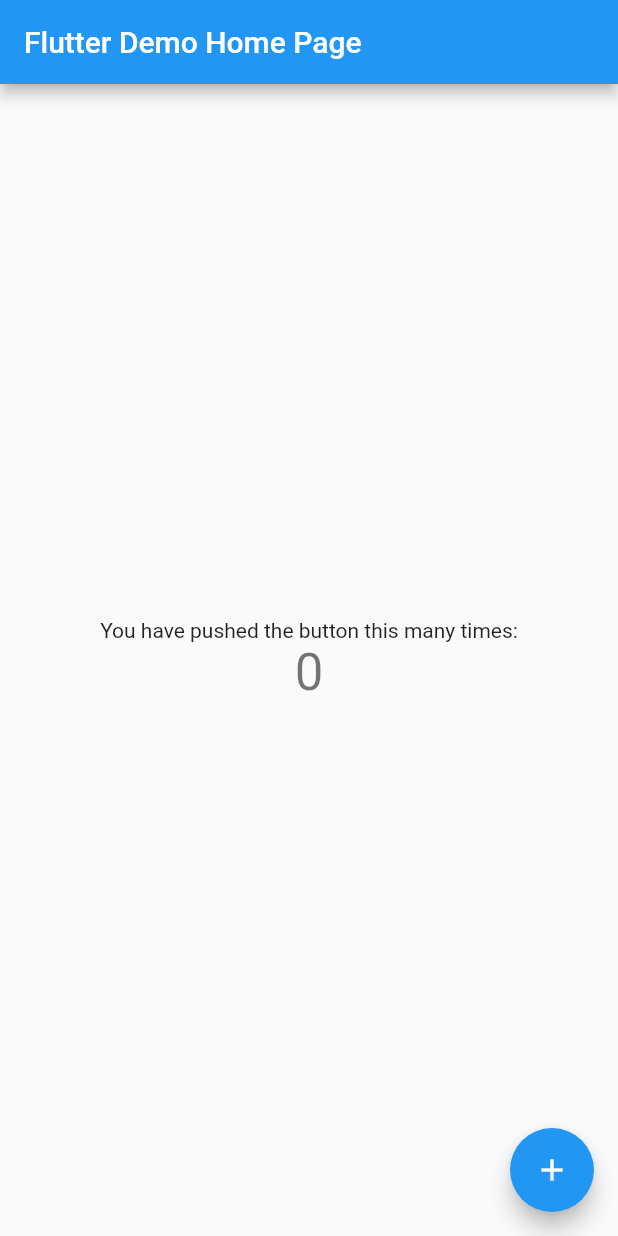
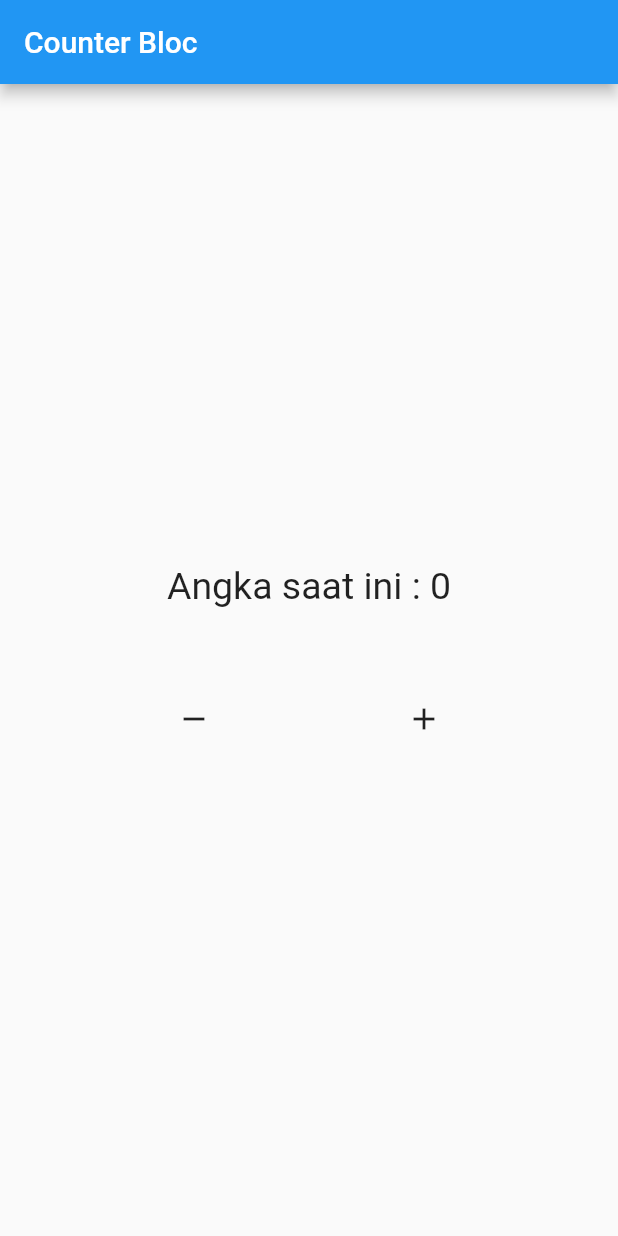
Before and after one commit to Piqri/flutter_learning, a Flutter app: the screen it shows after launch, on a phone screen of 412 x 824 dp. Run offline on Flutter 3.47's test engine with Material 2 defaults, Android fonts, the phone set to English and light mode, and no system bars.

Commit message:
bloc example

```diff
--- /dev/null
+++ b/bloc/bloc_example/lib/bloc/counter.dart
@@ -0,0 +1,31 @@
+import 'dart:async';
+
+class CounterBloc {
+  int _counter = 0;
+  int get counter => _counter;
+
+  StreamController _inputController = StreamController();
+  StreamSink get sinkInput => _inputController.sink;
+
+  StreamController _outputController = StreamController();
+  StreamSink get _sinkOutput => _outputController.sink;
+
+  Stream get output => _outputController.stream;
+
+  CounterBloc() {
+    _inputController.stream.listen(
+      (event) {
+        if (event == 'add') {
+          _counter++;
+        } else {
+          _counter--;
+        }
+        _sinkOutput.add(_counter);
+      },
+    );
+  }
+  void dispose() {
+    _inputController.close();
+    _outputController.close();
+  }
+}
--- a/bloc/bloc_example/lib/main.dart
+++ b/bloc/bloc_example/lib/main.dart
@@ -1,3 +1,4 @@
+import 'package:bloc_example/bloc/counter.dart';
 import 'package:flutter/material.dart';
 
 void main() {
@@ -7,109 +8,67 @@ void main() {
 class MyApp extends StatelessWidget {
   const MyApp({super.key});
 
-  // This widget is the root of your application.
   @override
   Widget build(BuildContext context) {
     return MaterialApp(
-      title: 'Flutter Demo',
-      theme: ThemeData(
-        // This is the theme of your application.
-        //
-        // Try running your application with "flutter run". You'll see the
-        // application has a blue toolbar. Then, without quitting the app, try
-        // changing the primarySwatch below to Colors.green and then invoke
-        // "hot reload" (press "r" in the console where you ran "flutter run",
-        // or simply save your changes to "hot reload" in a Flutter IDE).
-        // Notice that the counter didn't reset back to zero; the application
-        // is not restarted.
-        primarySwatch: Colors.blue,
-      ),
-      home: const MyHomePage(title: 'Flutter Demo Home Page'),
+      home: HomePage(),
     );
   }
 }
 
-class MyHomePage extends StatefulWidget {
-  const MyHomePage({super.key, required this.title});
-
-  // This widget is the home page of your application. It is stateful, meaning
-  // that it has a State object (defined below) that contains fields that affect
-  // how it looks.
-
-  // This class is the configuration for the state. It holds the values (in this
-  // case the title) provided by the parent (in this case the App widget) and
-  // used by the build method of the State. Fields in a Widget subclass are
-  // always marked "final".
-
-  final String title;
-
+class HomePage extends StatefulWidget {
   @override
-  State<MyHomePage> createState() => _MyHomePageState();
+  State<HomePage> createState() => _HomePageState();
 }
 
-class _MyHomePageState extends State<MyHomePage> {
-  int _counter = 0;
-
-  void _incrementCounter() {
-    setState(() {
-      // This call to setState tells the Flutter framework that something has
-      // changed in this State, which causes it to rerun the build method below
-      // so that the display can reflect the updated values. If we changed
-      // _counter without calling setState(), then the build method would not be
-      // called again, and so nothing would appear to happen.
-      _counter++;
-    });
+class _HomePageState extends State<HomePage> {
+  // const HomePage({super.key});
+  CounterBloc bloc = CounterBloc();
+  @override
+  void dispose() {
+    bloc.dispose();
+    super.dispose();
   }
 
   @override
   Widget build(BuildContext context) {
-    // This method is rerun every time setState is called, for instance as done
-    // by the _incrementCounter method above.
-    //
-    // The Flutter framework has been optimized to make rerunning build methods
-    // fast, so that you can just rebuild anything that needs updating rather
-    // than having to individually change instances of widgets.
     return Scaffold(
       appBar: AppBar(
-        // Here we take the value from the MyHomePage object that was created by
-        // the App.build method, and use it to set our appbar title.
-        title: Text(widget.title),
+        title: const Text('Counter Bloc'),
       ),
       body: Center(
-        // Center is a layout widget. It takes a single child and positions it
-        // in the middle of the parent.
         child: Column(
-          // Column is also a layout widget. It takes a list of children and
-          // arranges them vertically. By default, it sizes itself to fit its
-          // children horizontally, and tries to be as tall as its parent.
-          //
-          // Invoke "debug painting" (press "p" in the console, choose the
-          // "Toggle Debug Paint" action from the Flutter Inspector in Android
-          // Studio, or the "Toggle Debug Paint" command in Visual Studio Code)
-          // to see the wireframe for each widget.
-          //
-          // Column has various properties to control how it sizes itself and
-          // how it positions its children. Here we use mainAxisAlignment to
-          // center the children vertically; the main axis here is the vertical
-          // axis because Columns are vertical (the cross axis would be
-          // horizontal).
           mainAxisAlignment: MainAxisAlignment.center,
-          children: <Widget>[
-            const Text(
-              'You have pushed the button this many times:',
+          children: [
+            StreamBuilder(
+              stream: bloc.output,
+              initialData: bloc.counter,
+              builder: (context, snapshot) => Text(
+                'Angka saat ini : ${snapshot.data}',
+                style: const TextStyle(fontSize: 25),
+              ),
             ),
-            Text(
-              '$_counter',
-              style: Theme.of(context).textTheme.headline4,
+            const SizedBox(height: 50),
+            Row(
+              mainAxisAlignment: MainAxisAlignment.spaceEvenly,
+              children: [
+                IconButton(
+                  onPressed: () {
+                    bloc.sinkInput.add('minus');
+                  },
+                  icon: const Icon(Icons.remove),
+                ),
+                IconButton(
+                  onPressed: () {
+                    bloc.sinkInput.add('add');
+                  },
+                  icon: const Icon(Icons.add),
+                ),
+              ],
             ),
           ],
         ),
       ),
-      floatingActionButton: FloatingActionButton(
-        onPressed: _incrementCounter,
-        tooltip: 'Increment',
-        child: const Icon(Icons.add),
-      ), // This trailing comma makes auto-formatting nicer for build methods.
     );
   }
 }
```
